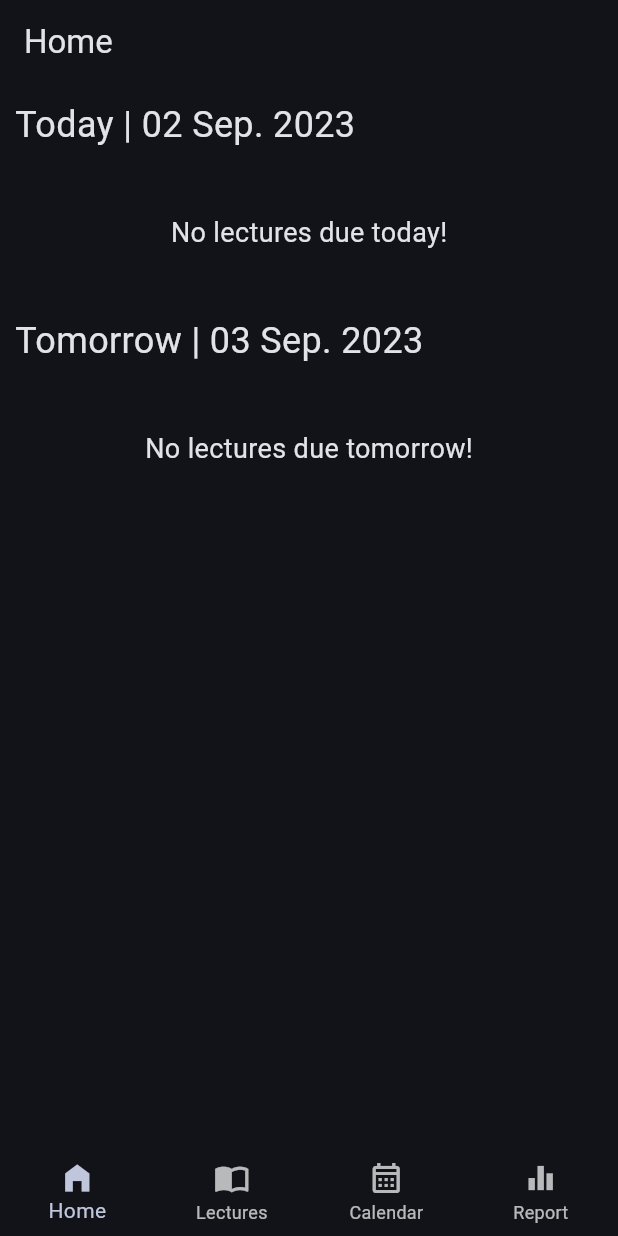
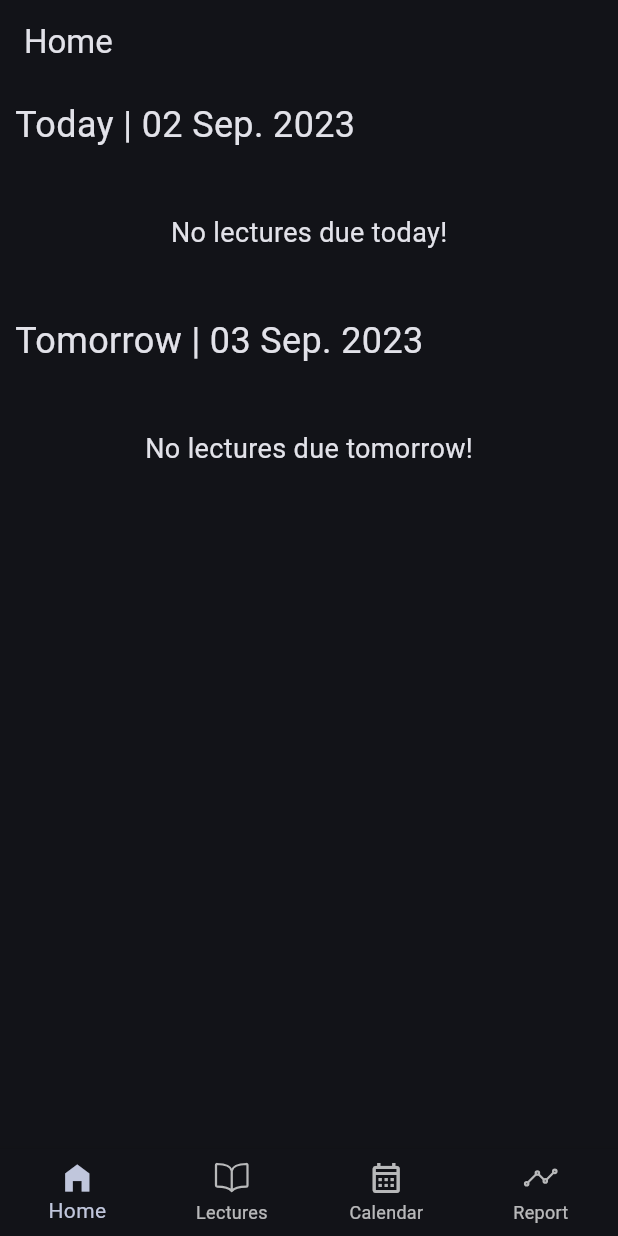
Before and after one commit to Majd-Haj-Hmedy/spaced-repetition, a Flutter app: the screen it shows after launch, on a phone screen of 412 x 824 dp. Run offline on Flutter 3.47's test engine with Material 2 defaults, Android fonts, the phone set to English and light mode, and no system bars; our stand-ins replace flutter_riverpod, ionicons.

Commit message:
Improved bottom navigation bar icons

```diff
--- a/lib/screens/main_screen.dart
+++ b/lib/screens/main_screen.dart
@@ -3,6 +3,7 @@ import 'package:repet/screens/calendar.dart';
 import 'package:repet/screens/folders.dart';
 import 'package:repet/screens/home.dart';
 import 'package:repet/screens/report.dart';
+import 'package:ionicons/ionicons.dart';
 
 class MainScreen extends StatefulWidget {
   const MainScreen({super.key});
@@ -91,7 +92,8 @@ class _MainScreenState extends State<MainScreen> {
             label: _tabNames[0],
           ),
           BottomNavigationBarItem(
-            icon: const Icon(Icons.import_contacts),
+            icon: const Icon(Ionicons.book_outline),
+            activeIcon: const Icon(Ionicons.book),
             label: _tabNames[1],
           ),
           BottomNavigationBarItem(
@@ -100,7 +102,8 @@ class _MainScreenState extends State<MainScreen> {
             label: _tabNames[2],
           ),
           BottomNavigationBarItem(
-            icon: const Icon(Icons.equalizer_outlined),
+            icon: const Icon(Ionicons.analytics_outline),
+            activeIcon: const Icon(Ionicons.analytics),
             label: _tabNames[3],
           ),
         ],
--- a/lib/widgets/folders/folder_dialog.dart
+++ b/lib/widgets/folders/folder_dialog.dart
@@ -1,6 +1,5 @@
 import 'package:flutter/material.dart';
 import 'package:flutter_riverpod/flutter_riverpod.dart';
-import 'package:repet/providers/folders_provider.dart';
 import 'package:repet/screens/folders.dart';
 
 class FolderDialog extends ConsumerStatefulWidget {
--- a/lib/widgets/lectures/lecture_action_item.dart
+++ b/lib/widgets/lectures/lecture_action_item.dart
@@ -1,7 +1,6 @@
 import 'package:flutter/material.dart';
 import 'package:flutter_riverpod/flutter_riverpod.dart';
 import 'package:repet/providers/folders_provider.dart';
-import 'package:repet/providers/lectures_provider.dart';
 import 'package:repet/util/lecture_difficulty.dart';
 import 'package:repet/widgets/lectures/lecture_property.dart';
 import '../../models/lecture.dart';
--- a/pubspec.yaml
+++ b/pubspec.yaml
@@ -38,6 +38,7 @@ dependencies:
   uuid: ^3.0.7
   flutter_riverpod: ^2.3.10
   intl: ^0.18.1
+  ionicons: ^0.2.2
 
 dev_dependencies:
   flutter_test:
```
Also changed, not shown: pubspec.lock.
